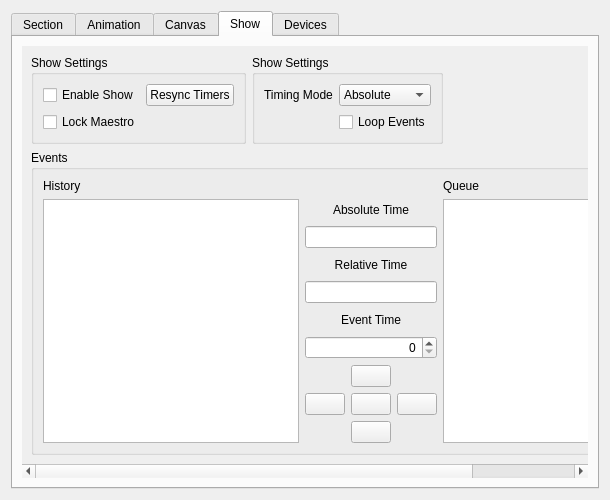
First picture: the form in src/widget/maestrocontrolwidget.ui, repository 8bitbuddhist/PixelMaestro-Studio, before the edit.
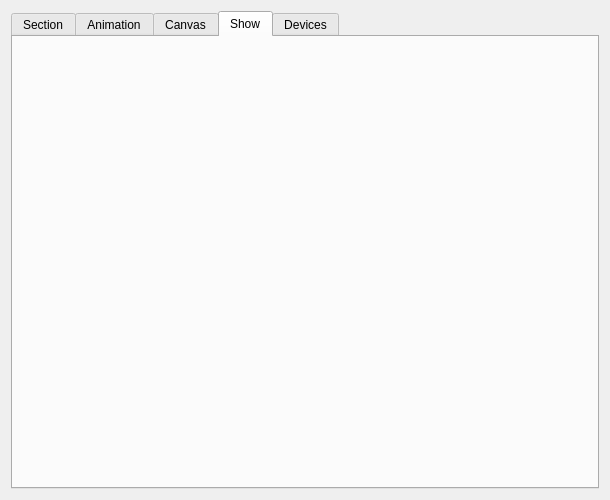
Second picture: the form after the edit. The open tabs and pages were chosen to show the change. Icons and pictures are not drawn.

Commit message:
ShowControlWidget, SectionControlWidget
MaestroControlWidget - Moved Show controls to new ShowControlWidget.
MaestroControlWidget - Moved Section controls to new
SectionControlWidget.

The edit to the form file:
```diff
--- a/src/widget/maestrocontrolwidget.ui
+++ b/src/widget/maestrocontrolwidget.ui
@@ -886,429 +886,10 @@
       </layout>
      </widget>
      <widget class="QWidget" name="showTab">
-      <property name="sizePolicy">
-       <sizepolicy hsizetype="Minimum" vsizetype="Minimum">
-        <horstretch>0</horstretch>
-        <verstretch>0</verstretch>
-       </sizepolicy>
-      </property>
       <attribute name="title">
        <string>Show</string>
       </attribute>
-      <layout class="QVBoxLayout" name="verticalLayout">
-       <item>
-        <widget class="QScrollArea" name="showScrollArea">
-         <property name="sizePolicy">
-          <sizepolicy hsizetype="Ignored" vsizetype="Ignored">
-           <horstretch>0</horstretch>
-           <verstretch>0</verstretch>
-          </sizepolicy>
-         </property>
-         <property name="frameShape">
-          <enum>QFrame::NoFrame</enum>
-         </property>
-         <property name="frameShadow">
-          <enum>QFrame::Plain</enum>
-         </property>
-         <property name="verticalScrollBarPolicy">
-          <enum>Qt::ScrollBarAsNeeded</enum>
-         </property>
-         <property name="sizeAdjustPolicy">
-          <enum>QAbstractScrollArea::AdjustToContents</enum>
-         </property>
-         <property name="widgetResizable">
-          <bool>true</bool>
-         </property>
-         <widget class="QWidget" name="showScrollAreaWidgetContents">
-          <property name="geometry">
-           <rect>
-            <x>0</x>
-            <y>0</y>
-            <width>710</width>
-            <height>440</height>
-           </rect>
-          </property>
-          <property name="sizePolicy">
-           <sizepolicy hsizetype="Minimum" vsizetype="Minimum">
-            <horstretch>0</horstretch>
-            <verstretch>0</verstretch>
-           </sizepolicy>
-          </property>
-          <layout class="QGridLayout" name="gridLayout_5">
-           <item row="2" column="0" colspan="5">
-            <widget class="QGroupBox" name="eventGroupBox">
-             <property name="title">
-              <string>Events</string>
-             </property>
-             <layout class="QGridLayout" name="gridLayout_17">
-              <item row="1" column="1">
-               <layout class="QVBoxLayout" name="eventAddRemoveLayout">
-                <property name="sizeConstraint">
-                 <enum>QLayout::SetMinimumSize</enum>
-                </property>
-                <item>
-                 <widget class="QLabel" name="currentTimeLabel">
-                  <property name="sizePolicy">
-                   <sizepolicy hsizetype="Minimum" vsizetype="Preferred">
-                    <horstretch>0</horstretch>
-                    <verstretch>0</verstretch>
-                   </sizepolicy>
-                  </property>
-                  <property name="text">
-                   <string>Absolute Time</string>
-                  </property>
-                  <property name="alignment">
-                   <set>Qt::AlignCenter</set>
-                  </property>
-                 </widget>
-                </item>
-                <item>
-                 <widget class="QLineEdit" name="currentTimeLineEdit">
-                  <property name="sizePolicy">
-                   <sizepolicy hsizetype="Minimum" vsizetype="Fixed">
-                    <horstretch>0</horstretch>
-                    <verstretch>0</verstretch>
-                   </sizepolicy>
-                  </property>
-                  <property name="toolTip">
-                   <string>The Maestro's total runtime</string>
-                  </property>
-                  <property name="alignment">
-                   <set>Qt::AlignRight|Qt::AlignTrailing|Qt::AlignVCenter</set>
-                  </property>
-                  <property name="readOnly">
-                   <bool>true</bool>
-                  </property>
-                 </widget>
-                </item>
-                <item>
-                 <widget class="QLabel" name="relativeTimeLabel">
-                  <property name="sizePolicy">
-                   <sizepolicy hsizetype="Minimum" vsizetype="Preferred">
-                    <horstretch>0</horstretch>
-                    <verstretch>0</verstretch>
-                   </sizepolicy>
-                  </property>
-                  <property name="toolTip">
-                   <string/>
-                  </property>
-                  <property name="text">
-                   <string>Relative Time</string>
-                  </property>
-                  <property name="alignment">
-                   <set>Qt::AlignCenter</set>
-                  </property>
-                 </widget>
-                </item>
-                <item>
-                 <widget class="QLineEdit" name="relativeTimeLineEdit">
-                  <property name="sizePolicy">
-                   <sizepolicy hsizetype="Minimum" vsizetype="Fixed">
-                    <horstretch>0</horstretch>
-                    <verstretch>0</verstretch>
-                   </sizepolicy>
-                  </property>
-                  <property name="toolTip">
-                   <string>The amount of time since the last event</string>
-                  </property>
-                  <property name="alignment">
-                   <set>Qt::AlignRight|Qt::AlignTrailing|Qt::AlignVCenter</set>
-                  </property>
-                  <property name="readOnly">
-                   <bool>true</bool>
-                  </property>
-                 </widget>
-                </item>
-                <item>
-                 <widget class="QLabel" name="eventTimeLabel">
-                  <property name="sizePolicy">
-                   <sizepolicy hsizetype="Minimum" vsizetype="Preferred">
-                    <horstretch>0</horstretch>
-                    <verstretch>0</verstretch>
-                   </sizepolicy>
-                  </property>
-                  <property name="text">
-                   <string>Event Time</string>
-                  </property>
-                  <property name="alignment">
-                   <set>Qt::AlignCenter</set>
-                  </property>
-                 </widget>
-                </item>
-                <item>
-                 <widget class="QSpinBox" name="eventTimeSpinBox">
-                  <property name="sizePolicy">
-                   <sizepolicy hsizetype="Minimum" vsizetype="Fixed">
-                    <horstretch>0</horstretch>
-                    <verstretch>0</verstretch>
-                   </sizepolicy>
-                  </property>
-                  <property name="toolTip">
-                   <string>The time that the Event will run</string>
-                  </property>
-                  <property name="alignment">
-                   <set>Qt::AlignRight|Qt::AlignTrailing|Qt::AlignVCenter</set>
-                  </property>
-                  <property name="maximum">
-                   <number>100000000</number>
-                  </property>
-                  <property name="singleStep">
-                   <number>10</number>
-                  </property>
-                 </widget>
-                </item>
-                <item>
-                 <layout class="QGridLayout" name="eventEditGridLayout">
-                  <item row="1" column="2">
-                   <widget class="QPushButton" name="addEventButton">
-                    <property name="sizePolicy">
-                     <sizepolicy hsizetype="Minimum" vsizetype="Fixed">
-                      <horstretch>0</horstretch>
-                      <verstretch>0</verstretch>
-                     </sizepolicy>
-                    </property>
-                    <property name="toolTip">
-                     <string>Adds the selected Event(s) to the Event List</string>
-                    </property>
-                    <property name="text">
-                     <string/>
-                    </property>
-                    <property name="icon">
-                     <iconset resource="../resources/images/images.qrc">
-                      <normaloff>:/icon_next.png</normaloff>:/icon_next.png</iconset>
-                    </property>
-                   </widget>
-                  </item>
-                  <item row="1" column="0">
-                   <widget class="QPushButton" name="removeEventButton">
-                    <property name="sizePolicy">
-                     <sizepolicy hsizetype="Minimum" vsizetype="Fixed">
-                      <horstretch>0</horstretch>
-                      <verstretch>0</verstretch>
-                     </sizepolicy>
-                    </property>
-                    <property name="toolTip">
-                     <string>Removes the selected Event(s) from the Event List</string>
-                    </property>
-                    <property name="text">
-                     <string/>
-                    </property>
-                    <property name="icon">
-                     <iconset resource="../resources/images/images.qrc">
-                      <normaloff>:/icon_back.png</normaloff>:/icon_back.png</iconset>
-                    </property>
-                   </widget>
-                  </item>
-                  <item row="0" column="1">
-                   <widget class="QPushButton" name="moveEventUpButton">
-                    <property name="text">
-                     <string/>
-                    </property>
-                    <property name="icon">
-                     <iconset resource="../resources/images/images.qrc">
-                      <normaloff>:/icon_up.png</normaloff>:/icon_up.png</iconset>
-                    </property>
-                   </widget>
-                  </item>
-                  <item row="2" column="1">
-                   <widget class="QPushButton" name="moveEventDownButton">
-                    <property name="text">
-                     <string/>
-                    </property>
-                    <property name="icon">
-                     <iconset resource="../resources/images/images.qrc">
-                      <normaloff>:/icon_down.png</normaloff>:/icon_down.png</iconset>
-                    </property>
-                   </widget>
-                  </item>
-                  <item row="1" column="1">
-                   <widget class="QPushButton" name="showPauseButton">
-                    <property name="text">
-                     <string/>
-                    </property>
-                    <property name="icon">
-                     <iconset resource="../resources/images/images.qrc">
-                      <normaloff>:/icon_pause.png</normaloff>
-                      <normalon>:/icon_play.png</normalon>:/icon_pause.png</iconset>
-                    </property>
-                    <property name="checkable">
-                     <bool>true</bool>
-                    </property>
-                   </widget>
-                  </item>
-                 </layout>
-                </item>
-               </layout>
-              </item>
-              <item row="0" column="0">
-               <widget class="QLabel" name="eventHistoryLabel">
-                <property name="sizePolicy">
-                 <sizepolicy hsizetype="MinimumExpanding" vsizetype="Fixed">
-                  <horstretch>0</horstretch>
-                  <verstretch>0</verstretch>
-                 </sizepolicy>
-                </property>
-                <property name="text">
-                 <string>History</string>
-                </property>
-               </widget>
-              </item>
-              <item row="1" column="0">
-               <widget class="QListWidget" name="eventHistoryWidget">
-                <property name="sizePolicy">
-                 <sizepolicy hsizetype="Expanding" vsizetype="MinimumExpanding">
-                  <horstretch>0</horstretch>
-                  <verstretch>0</verstretch>
-                 </sizepolicy>
-                </property>
-                <property name="toolTip">
-                 <string>The most recent actions performed in the Animation Editor</string>
-                </property>
-                <property name="selectionMode">
-                 <enum>QAbstractItemView::ExtendedSelection</enum>
-                </property>
-                <property name="selectionRectVisible">
-                 <bool>false</bool>
-                </property>
-               </widget>
-              </item>
-              <item row="1" column="2">
-               <widget class="QListWidget" name="eventListWidget">
-                <property name="sizePolicy">
-                 <sizepolicy hsizetype="Expanding" vsizetype="MinimumExpanding">
-                  <horstretch>0</horstretch>
-                  <verstretch>0</verstretch>
-                 </sizepolicy>
-                </property>
-                <property name="toolTip">
-                 <string>Lists all of the Show's events</string>
-                </property>
-                <property name="sizeAdjustPolicy">
-                 <enum>QAbstractScrollArea::AdjustIgnored</enum>
-                </property>
-                <property name="selectionMode">
-                 <enum>QAbstractItemView::ExtendedSelection</enum>
-                </property>
-               </widget>
-              </item>
-              <item row="0" column="2">
-               <widget class="QLabel" name="eventListLabel">
-                <property name="sizePolicy">
-                 <sizepolicy hsizetype="MinimumExpanding" vsizetype="Fixed">
-                  <horstretch>0</horstretch>
-                  <verstretch>0</verstretch>
-                 </sizepolicy>
-                </property>
-                <property name="text">
-                 <string>Queue</string>
-                </property>
-               </widget>
-              </item>
-             </layout>
-            </widget>
-           </item>
-           <item row="1" column="0" alignment="Qt::AlignTop">
-            <widget class="QGroupBox" name="groupBox">
-             <property name="title">
-              <string>Show Settings</string>
-             </property>
-             <layout class="QGridLayout" name="gridLayout_18">
-              <item row="1" column="0">
-               <widget class="QCheckBox" name="toggleShowModeCheckBox">
-                <property name="toolTip">
-                 <string>If enabled, actions will no longer update the Maestro but will still be listed in the Event History</string>
-                </property>
-                <property name="text">
-                 <string>Lock Maestro</string>
-                </property>
-               </widget>
-              </item>
-              <item row="0" column="0">
-               <widget class="QCheckBox" name="enableShowCheckBox">
-                <property name="toolTip">
-                 <string>Enables support for queuing actions</string>
-                </property>
-                <property name="text">
-                 <string>Enable Show</string>
-                </property>
-               </widget>
-              </item>
-              <item row="0" column="1">
-               <widget class="QPushButton" name="resyncMaestroButton">
-                <property name="toolTip">
-                 <string>Reinitializes the last run time of all timers</string>
-                </property>
-                <property name="text">
-                 <string>Resync Timers</string>
-                </property>
-               </widget>
-              </item>
-             </layout>
-            </widget>
-           </item>
-           <item row="1" column="1">
-            <widget class="QGroupBox" name="showSettingsGroupBox">
-             <property name="title">
-              <string>Show Settings</string>
-             </property>
-             <layout class="QGridLayout" name="gridLayout_16">
-              <item row="1" column="1">
-               <widget class="QCheckBox" name="loopCheckBox">
-                <property name="toolTip">
-                 <string>Repeats the Show after the last Event (Relative timing only)</string>
-                </property>
-                <property name="text">
-                 <string>Loop Events</string>
-                </property>
-               </widget>
-              </item>
-              <item row="0" column="0">
-               <widget class="QLabel" name="showTimingMethodLabel">
-                <property name="sizePolicy">
-                 <sizepolicy hsizetype="Minimum" vsizetype="Preferred">
-                  <horstretch>0</horstretch>
-                  <verstretch>0</verstretch>
-                 </sizepolicy>
-                </property>
-                <property name="text">
-                 <string>Timing Mode</string>
-                </property>
-                <property name="alignment">
-                 <set>Qt::AlignLeading|Qt::AlignLeft|Qt::AlignVCenter</set>
-                </property>
-               </widget>
-              </item>
-              <item row="0" column="1">
-               <widget class="QComboBox" name="showTimingMethodComboBox">
-                <property name="sizePolicy">
-                 <sizepolicy hsizetype="Minimum" vsizetype="Fixed">
-                  <horstretch>0</horstretch>
-                  <verstretch>0</verstretch>
-                 </sizepolicy>
-                </property>
-                <property name="toolTip">
-                 <string>Sets the timing method. Absolute tracks from the current time, while Relative tracks from the last Event time</string>
-                </property>
-                <item>
-                 <property name="text">
-                  <string>Absolute</string>
-                 </property>
-                </item>
-                <item>
-                 <property name="text">
-                  <string>Relative</string>
-                 </property>
-                </item>
-               </widget>
-              </item>
-             </layout>
-            </widget>
-           </item>
-          </layout>
-         </widget>
-        </widget>
-       </item>
-      </layout>
+      <layout class="QGridLayout" name="showLayout"/>
      </widget>
      <widget class="QWidget" name="deviceTab">
       <attribute name="title">
```
Left out of the diff: 298 changed lines with no effect on the pictures. The commit also changes 26 other files.
